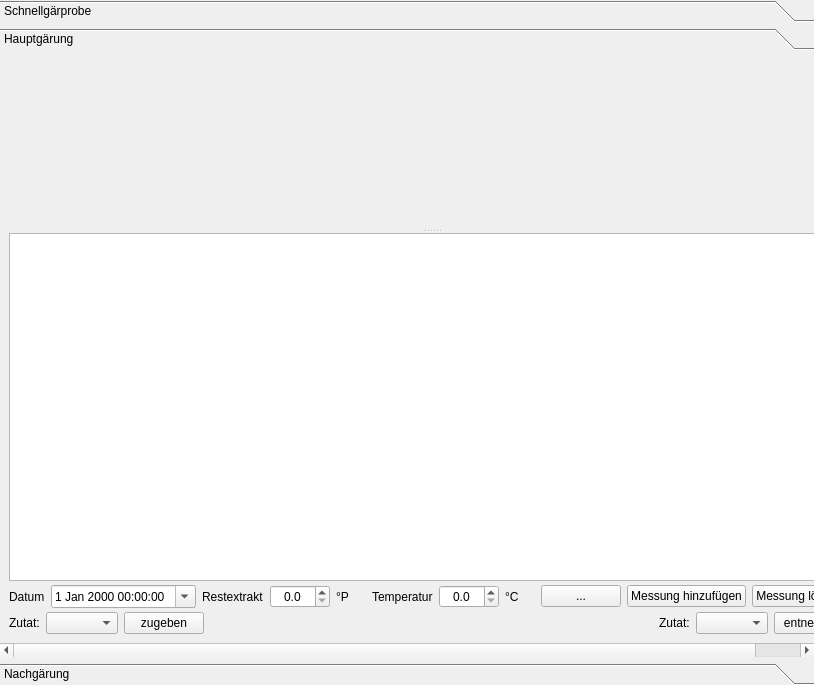
Qt form kleiner-brauhelfer/tabgaerverlauf.ui (kleiner-brauhelfer/kleiner-brauhelfer-2) before a commit.
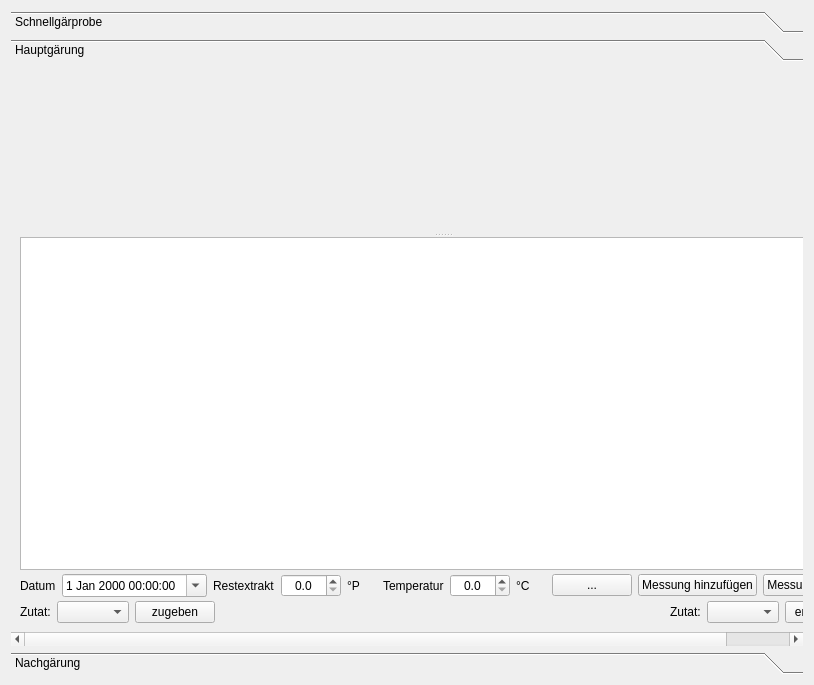
The same form after that commit. Custom widgets are drawn as their Qt base class.

The edit to the form file:
```diff
--- a/kleiner-brauhelfer/tabgaerverlauf.ui
+++ b/kleiner-brauhelfer/tabgaerverlauf.ui
@@ -14,18 +14,6 @@
    <property name="spacing">
     <number>4</number>
    </property>
-   <property name="leftMargin">
-    <number>0</number>
-   </property>
-   <property name="topMargin">
-    <number>0</number>
-   </property>
-   <property name="rightMargin">
-    <number>0</number>
-   </property>
-   <property name="bottomMargin">
-    <number>0</number>
-   </property>
    <item>
     <widget class="QToolBox" name="toolBox_Gaerverlauf">
      <property name="currentIndex">
```
